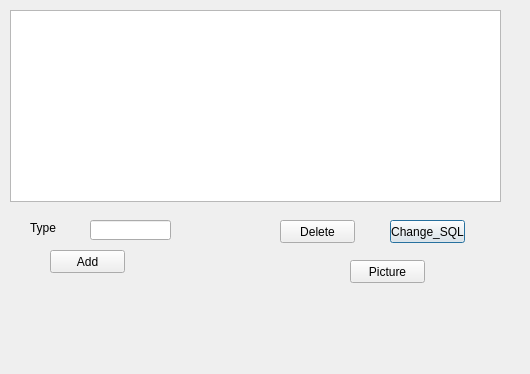
Above: Editor/listpass.ui from KasenJ/QuadraticCraft before the change. Below: the same form after it.
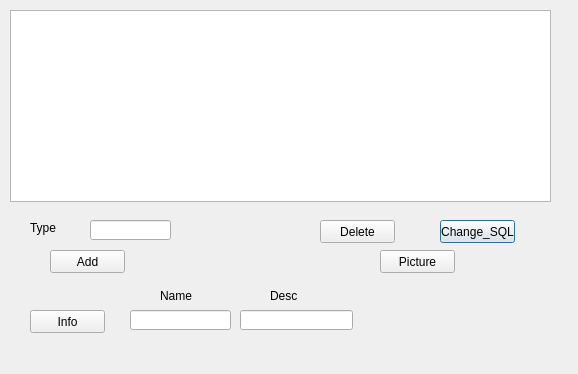
That is the form after the change.

Commit message: change images&listpass

```diff
--- a/Editor/listpass.ui
+++ b/Editor/listpass.ui
@@ -6,7 +6,7 @@
    <rect>
     <x>0</x>
     <y>0</y>
-    <width>530</width>
+    <width>578</width>
     <height>374</height>
    </rect>
   </property>
@@ -16,7 +16,7 @@
   <widget class="QPushButton" name="pushButton_Submit">
    <property name="geometry">
     <rect>
-     <x>390</x>
+     <x>440</x>
      <y>220</y>
      <width>75</width>
      <height>23</height>
@@ -52,7 +52,7 @@
   <widget class="QPushButton" name="pushButton_Delete">
    <property name="geometry">
     <rect>
-     <x>280</x>
+     <x>320</x>
      <y>220</y>
      <width>75</width>
      <height>23</height>
@@ -67,7 +67,7 @@
     <rect>
      <x>10</x>
      <y>10</y>
-     <width>491</width>
+     <width>541</width>
      <height>192</height>
     </rect>
    </property>
@@ -88,8 +88,8 @@
   <widget class="QPushButton" name="pushButton_pic">
    <property name="geometry">
     <rect>
-     <x>350</x>
-     <y>260</y>
+     <x>380</x>
+     <y>250</y>
      <width>75</width>
      <height>23</height>
     </rect>
@@ -98,6 +98,65 @@
     <string>Picture</string>
    </property>
   </widget>
+  <widget class="QLineEdit" name="lineEdit_2">
+   <property name="geometry">
+    <rect>
+     <x>130</x>
+     <y>310</y>
+     <width>101</width>
+     <height>20</height>
+    </rect>
+   </property>
+  </widget>
+  <widget class="QLineEdit" name="lineEdit_3">
+   <property name="geometry">
+    <rect>
+     <x>240</x>
+     <y>310</y>
+     <width>113</width>
+     <height>20</height>
+    </rect>
+   </property>
+  </widget>
+  <widget class="QPushButton" name="pushButton_Info">
+   <property name="geometry">
+    <rect>
+     <x>30</x>
+     <y>310</y>
+     <width>75</width>
+     <height>23</height>
+    </rect>
+   </property>
+   <property name="text">
+    <string>Info</string>
+   </property>
+  </widget>
+  <widget class="QLabel" name="label_2">
+   <property name="geometry">
+    <rect>
+     <x>160</x>
+     <y>290</y>
+     <width>54</width>
+     <height>12</height>
+    </rect>
+   </property>
+   <property name="text">
+    <string>Name</string>
+   </property>
+  </widget>
+  <widget class="QLabel" name="label_3">
+   <property name="geometry">
+    <rect>
+     <x>270</x>
+     <y>290</y>
+     <width>54</width>
+     <height>12</height>
+    </rect>
+   </property>
+   <property name="text">
+    <string>Desc</string>
+   </property>
+  </widget>
  </widget>
  <resources/>
  <connections/>
```
The commit also changes 12 other files.
